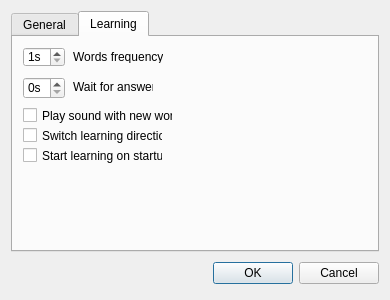
This is source/settingsdialog.ui in martin-kudlicka/vocabulary-master as Qt 5 draws it before an edit. The edited form follows.
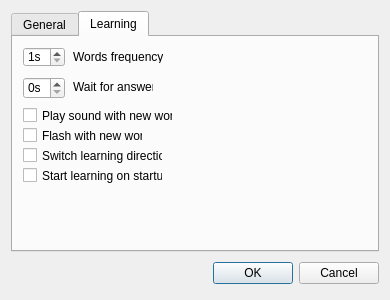
This is the edited form. The open tabs and pages were chosen to show the change.

Commit message: + flash on new word (not working yet)

The edit to the form file:
```diff
--- a/source/settingsdialog.ui
+++ b/source/settingsdialog.ui
@@ -139,7 +139,7 @@
        <property name="geometry">
         <rect>
          <x>10</x>
-         <y>90</y>
+         <y>110</y>
          <width>140</width>
          <height>17</height>
         </rect>
@@ -155,7 +155,7 @@
        <property name="geometry">
         <rect>
          <x>10</x>
-         <y>110</y>
+         <y>130</y>
          <width>140</width>
          <height>17</height>
         </rect>
@@ -164,6 +164,19 @@
         <string>Start learning on startup</string>
        </property>
       </widget>
+      <widget class="QCheckBox" name="cbNewWordFlash">
+       <property name="geometry">
+        <rect>
+         <x>10</x>
+         <y>90</y>
+         <width>120</width>
+         <height>17</height>
+        </rect>
+       </property>
+       <property name="text">
+        <string>Flash with new word</string>
+       </property>
+      </widget>
      </widget>
     </widget>
    </item>
```
The commit also changes 6 other files.
